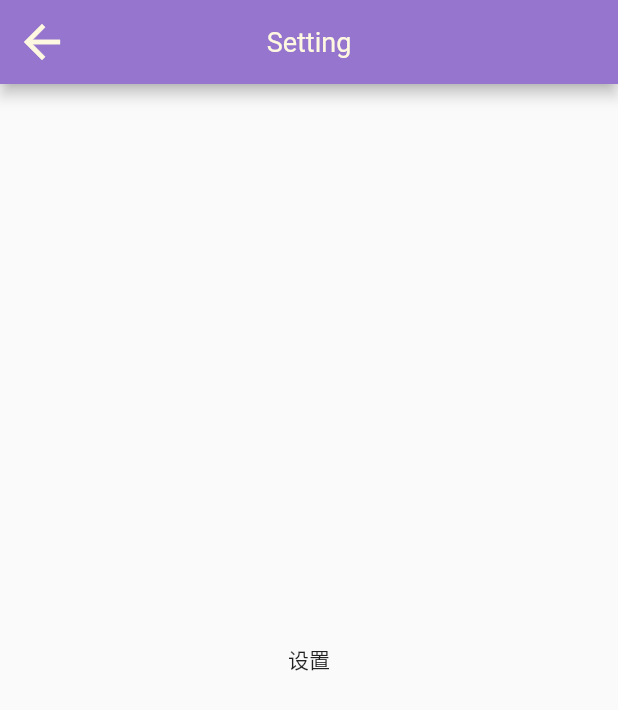
After one commit to BaiYiZI/contact_book, a Flutter app: the SettingsPage screen opened directly, on a phone screen of 412 x 824 dp. The commit adds this screen. Shown: the top 710 px of the screen. Run offline on Flutter 3.47's test engine with Material 2 defaults, Android fonts, the phone set to English and light mode, and no system bars.

Commit message:
feat: Page base frame

```diff
--- a/lib/pages/home/index.dart
+++ b/lib/pages/home/index.dart
@@ -1,6 +1,9 @@
 import "package:flutter/material.dart";
 
-import "package:contact_book/pages/show/show.dart";
+import "package:contact_book/show.dart";
+
+import "./contact_peoples/index.dart";
+import "./call_records/index.dart";
 
 import "./get_app_bar.dart";
 import "./get_drawer.dart";
--- a/lib/pages/index/index.dart
+++ b/lib/pages/index/index.dart
@@ -1,6 +1,7 @@
 import "package:flutter/material.dart";
+import "package:contact_book/show.dart";
 
-import "package:contact_book/pages/show/show.dart";
+import "package:contact_book/pages/settings/index.dart";
 import "package:contact_book/pages/home/index.dart";
 
 import "./get_theme.dart";
--- /dev/null
+++ b/lib/pages/settings/get_app_bar.dart
@@ -0,0 +1,7 @@
+import "package:flutter/material.dart";
+
+getAppBar() {
+  return AppBar(
+    title: const Text("Setting"),
+  );
+}
--- /dev/null
+++ b/lib/pages/settings/index.dart
@@ -0,0 +1,25 @@
+import "package:flutter/material.dart";
+
+import "./get_app_bar.dart";
+
+class SettingsPage extends StatefulWidget {
+  const SettingsPage({super.key});
+
+  @override
+  State<SettingsPage> createState() => _SettingsPageState();
+}
+
+class _SettingsPageState extends State<SettingsPage> {
+  @override
+  Widget build(BuildContext context) {
+    return Scaffold(
+      appBar: getAppBar(),
+      body: Center(
+        child: Column(
+          mainAxisAlignment: MainAxisAlignment.center,
+          children: [Text("设置")],
+        ),
+      ),
+    );
+  }
+}
```
Also changed, not shown: lib/pages/home/get_drawer.dart (+9 -12 lines), lib/pages/show/show.dart (deleted, +0 -32 lines), lib/show.dart (added, +33 -0 lines).
